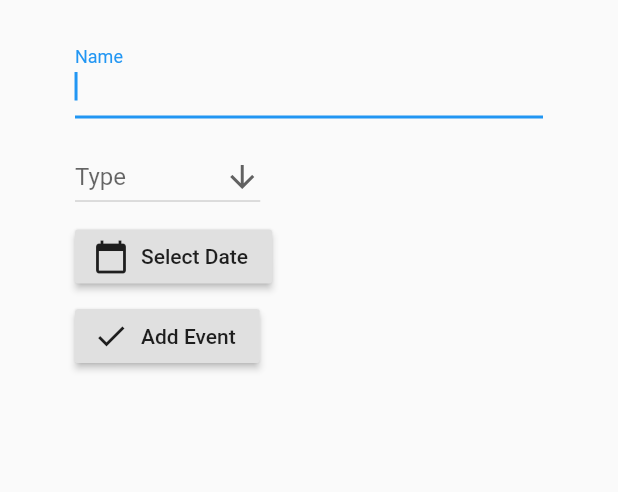
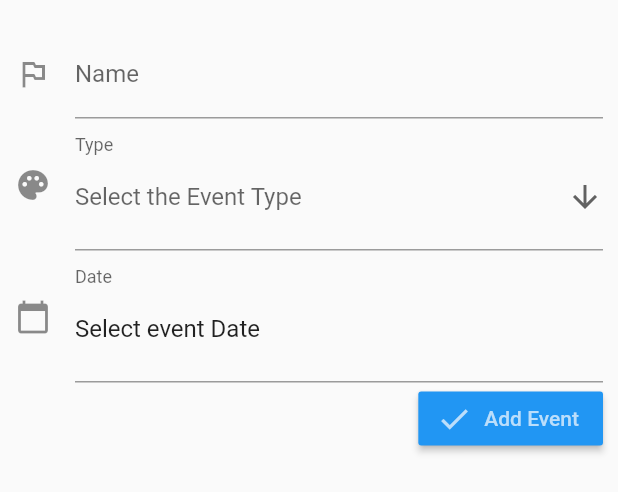
Before and after one commit to giuliano-macedo/flutter_udemy, a Flutter app: the EventForm widget shown alone on an empty page, opened directly, on a phone screen of 412 x 824 dp. Shown: the top 492 px of the screen. Run offline on Flutter 3.47's test engine with Material 2 defaults, Android fonts, the phone set to English and light mode, and no system bars.

Commit message:
formfield progress

```diff
--- a/calendar/lib/widgets/event_form.dart
+++ b/calendar/lib/widgets/event_form.dart
@@ -1,6 +1,5 @@
 import 'package:calendar/widgets/calendar_type_data.dart';
 import "package:flutter/material.dart";
-import 'package:flutter/services.dart';
 import "../models/calendar_event.dart";
 
 class EventForm extends StatefulWidget {
@@ -15,6 +14,7 @@ class _EventFormState extends State<EventForm> {
 	final _nameController = TextEditingController();
 	String _typeSelected;
 	DateTime _dateSelected;
+	bool _isDateSelected=false;
 
 	_EventFormState(this.onAdd);
 
@@ -26,32 +26,30 @@ class _EventFormState extends State<EventForm> {
 		// onAdd();
 	}
 
-	final nameFocus=new FocusNode();
-	final dropdownFocus=new FocusNode();
 	@override
 	Widget build(BuildContext context) {
-		return  Padding(
-			padding:EdgeInsets.symmetric(horizontal: 50,vertical:20),
-			child:Column(children: <Widget>[
-				TextField(
-					decoration: InputDecoration(labelText: 'Name'),
-					controller:_nameController,
-					autofocus: true,
-					textInputAction: TextInputAction.next,
-					focusNode: nameFocus,
-					onSubmitted: (_){
-						nameFocus.unfocus();
-						// focus on dropdownButton not working
-						// dropdownFocus.requestFocus();
-						FocusScope.of(context).requestFocus(dropdownFocus);
-					}
+		Widget nameField = TextFormField(
+			decoration: InputDecoration(
+				icon:Icon(Icons.outlined_flag),
+				hintText:"Enter the event name",
+				labelText: "Name",
 			),
-				SizedBox(height: 15),
-				DropdownButton<String>(
+			controller: _nameController,
+			onFieldSubmitted: (_){
+			},
+		);
+		Widget typeField = FormField(
+			builder: (FormFieldState<String> state){
+				return InputDecorator(
+					decoration: InputDecoration(
+						icon:Icon(Icons.palette),
+						labelText: "Type"
+					),
+					isEmpty: _typeSelected=="",
+					child: DropdownButtonHideUnderline(
+						child:DropdownButton<String>(
 							value: _typeSelected,
-					hint: Text("Type"),
-					focusNode:dropdownFocus,
-					focusColor: Colors.blue,
+							hint: Text( "Select the Event Type" ),
 							icon: Icon(Icons.arrow_downward),
 							onChanged: (String newValue) => setState(()=>_typeSelected = newValue),
 							items: CalendarType.values
@@ -61,25 +59,68 @@ class _EventFormState extends State<EventForm> {
 										value: type.index.toString(),
 										child: Text(data.text)
 									);
-						})
-						.toList(),
+								}).toList(),
+						)
 					),
-					SizedBox(height: 5),
-					RaisedButton.icon(
+				);
+			},
+		);
+		Widget dateField=FormField(
+			builder: (FormFieldState<String> state){
+			return InputDecorator(
+				decoration: InputDecoration(
 					icon:Icon(Icons.calendar_today),
-						label: Text("Select Date"),
+					labelText:"Date",
+				),
+				isEmpty: _isDateSelected,
+				child:FlatButton(
+						padding: EdgeInsets.zero,
+						child:Align(
+							alignment: Alignment.centerLeft,
+							child:Text(
+								_isDateSelected?"TODO":"Select event Date",
+								style:Theme.of(context).textTheme.subtitle1
+							),
+						),
+
 						onPressed: (){
 
 						},
 					),
-					SizedBox(height: 5),
+				// child: DropdownButtonHideUnderline(
+				// 	child:DropdownButton<String>(
+				// 		value: _typeSelected,
+				// 		hint: Text("Select the Event Type"),
+				// 		onChanged: (String newValue) => setState(()=>_typeSelected = newValue),
+				// 		items: null,
+				// 	)
+				// ),
+
+			);
+		});
+		Widget submitField=Row(
+			mainAxisAlignment: MainAxisAlignment.end,
+			children: <Widget>[
 				RaisedButton.icon(
+					color: Theme.of(context).primaryColor,
+					textColor: Theme.of(context).primaryColorLight,
 					icon:Icon(Icons.check),
 					label:Text("Add Event"),
 					onPressed:submit
 				)
+			]
+		);
+		return  Padding(
+			padding:EdgeInsets.symmetric(horizontal: 10,vertical:20),
+			child:Column(
+					mainAxisSize: MainAxisSize.min,
+					crossAxisAlignment: CrossAxisAlignment.center,
+					children: <Widget>[
+						nameField,
+						typeField,
+						dateField,
+						submitField
 					],
-				crossAxisAlignment: CrossAxisAlignment.start,
 				)
 		);
 	}
```
Lines whose indentation alone changed are shown as unchanged.
